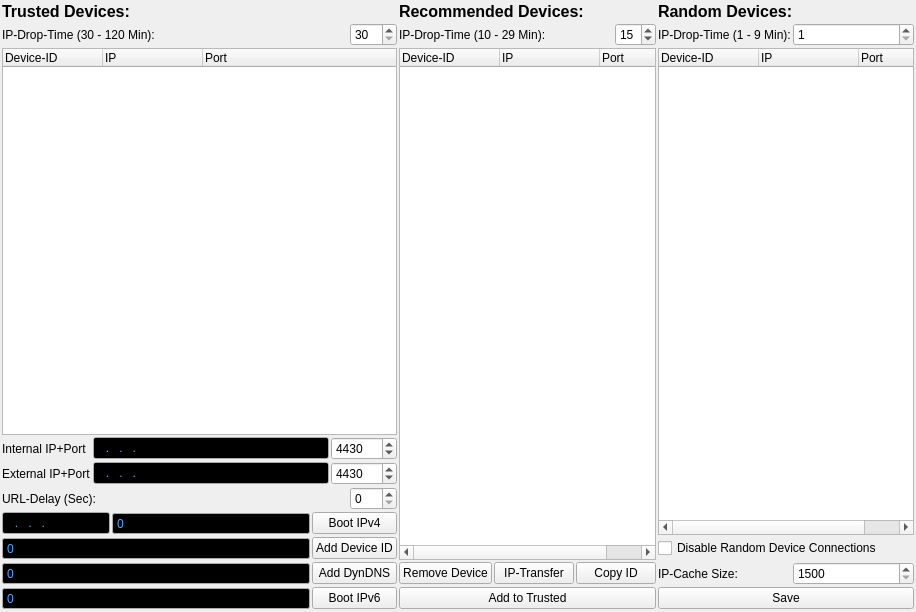
First picture: the form in ui/connection-display.ui, repository berndhs/arado, before the edit.
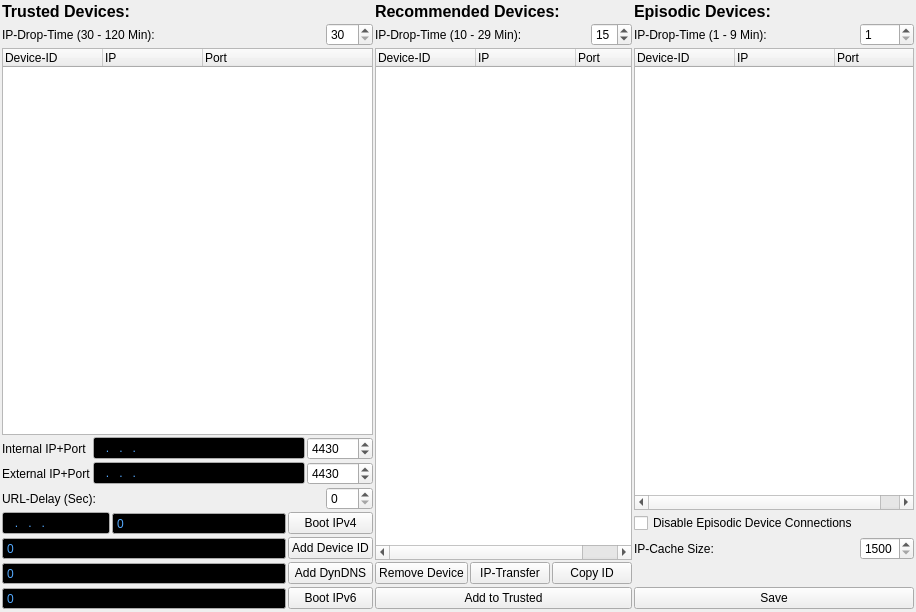
Second picture: the form after the edit.

Commit message: random toggled to episodic.

The edit to the form file:
```diff
--- a/ui/connection-display.ui
+++ b/ui/connection-display.ui
@@ -52,7 +52,7 @@
       </font>
      </property>
      <property name="text">
-      <string>Random Devices:</string>
+      <string>Episodic Devices:</string>
      </property>
     </widget>
    </item>
@@ -172,7 +172,7 @@
      </column>
     </widget>
    </item>
-   <item row="2" column="10" rowspan="5" colspan="2">
+   <item row="2" column="10" rowspan="4" colspan="2">
     <widget class="QTreeWidget" name="treeWidget_3">
      <attribute name="headerDefaultSectionSize">
       <number>100</number>
@@ -686,13 +686,6 @@
      </property>
     </widget>
    </item>
-   <item row="7" column="10" colspan="2">
-    <widget class="QCheckBox" name="checkBox">
-     <property name="text">
-      <string>Disable Random Device Connections</string>
-     </property>
-    </widget>
-   </item>
    <item row="8" column="0" colspan="3">
     <widget class="QSpinBox" name="addport_5">
      <property name="sizePolicy">
@@ -819,29 +812,6 @@
      </property>
     </widget>
    </item>
-   <item row="8" column="10">
-    <widget class="QLabel" name="labelipcachesize_3">
-     <property name="text">
-      <string>IP-Cache Size:</string>
-     </property>
-    </widget>
-   </item>
-   <item row="8" column="11">
-    <widget class="QSpinBox" name="ipcachesize_3">
-     <property name="toolTip">
-      <string>Amount of IP-adresses in your IP-cache (1500-5000). Rise up, if all IP-adresses are outdated or offline and connections fail after a start.  Then each minute a request is sent to the boot-IP-connections, to fill the cache for 100%.</string>
-     </property>
-     <property name="minimum">
-      <number>1500</number>
-     </property>
-     <property name="maximum">
-      <number>5000</number>
-     </property>
-     <property name="value">
-      <number>1500</number>
-     </property>
-    </widget>
-   </item>
    <item row="9" column="0" colspan="3">
     <widget class="QSpinBox" name="addport_6">
      <property name="sizePolicy">
@@ -950,6 +920,9 @@
    </item>
    <item row="9" column="10" colspan="2">
     <widget class="QPushButton" name="pushButton_savesettings_2">
+     <property name="enabled">
+      <bool>true</bool>
+     </property>
      <property name="toolTip">
       <string>Save current Settings.</string>
      </property>
@@ -958,6 +931,36 @@
      </property>
     </widget>
    </item>
+   <item row="6" column="10">
+    <widget class="QCheckBox" name="checkBox">
+     <property name="text">
+      <string>Disable Episodic Device Connections</string>
+     </property>
+    </widget>
+   </item>
+   <item row="7" column="10">
+    <widget class="QLabel" name="labelipcachesize_3">
+     <property name="text">
+      <string>IP-Cache Size:</string>
+     </property>
+    </widget>
+   </item>
+   <item row="7" column="11">
+    <widget class="QSpinBox" name="ipcachesize_3">
+     <property name="toolTip">
+      <string>Amount of IP-adresses in your IP-cache (1500-5000). Rise up, if all IP-adresses are outdated or offline and connections fail after a start.  Then each minute a request is sent to the boot-IP-connections, to fill the cache for 100%.</string>
+     </property>
+     <property name="minimum">
+      <number>1500</number>
+     </property>
+     <property name="maximum">
+      <number>5000</number>
+     </property>
+     <property name="value">
+      <number>1500</number>
+     </property>
+    </widget>
+   </item>
   </layout>
  </widget>
  <layoutdefault spacing="2" margin="2"/>
```
Left out of the diff: 8 changed lines with no effect on the pictures.
